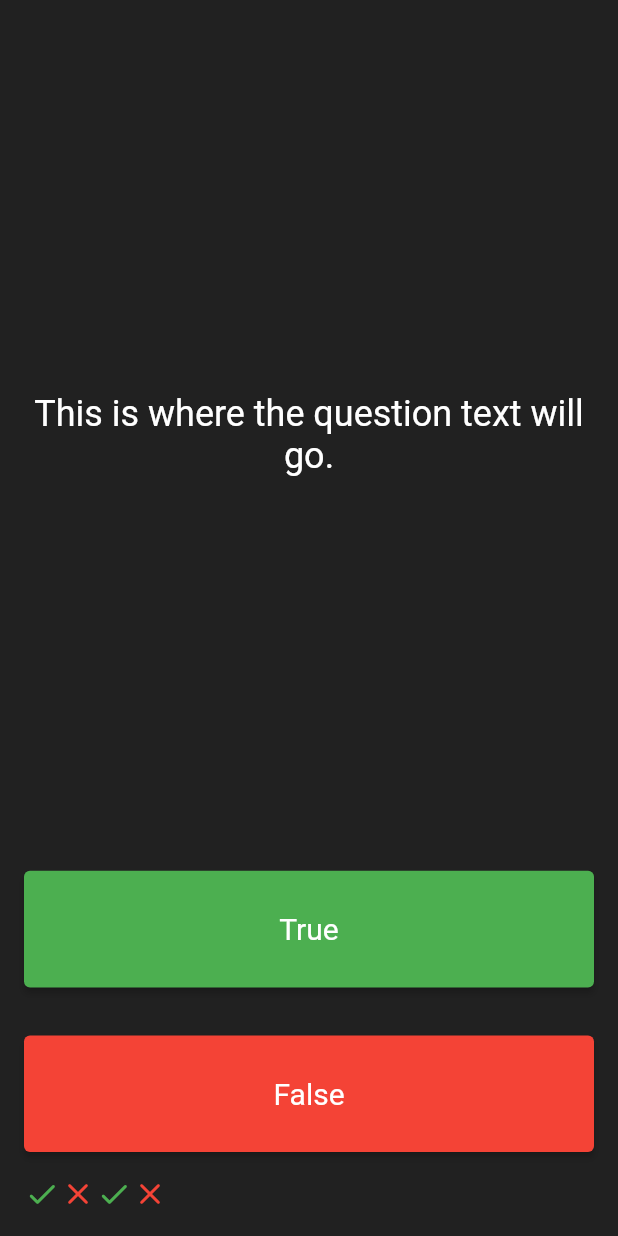
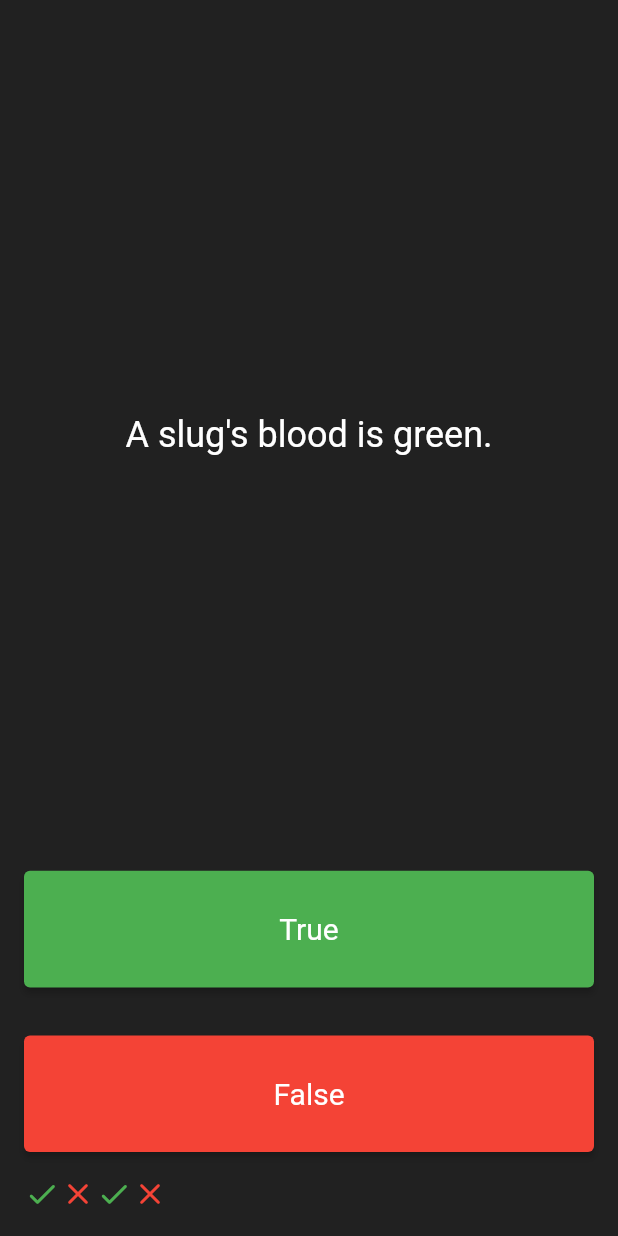
Before and after one commit to FadyFawzyOfficial/quizzler, a Flutter app: the screen it shows after launch, after a tap on "True", after a tap on "False", on a phone screen of 412 x 824 dp. Run offline on Flutter 3.47's test engine with Material 2 defaults, Android fonts, the phone set to English and light mode, and no system bars.

Commit message:
2. Display the Questions

```diff
--- a/lib/main.dart
+++ b/lib/main.dart
@@ -29,6 +29,14 @@ class QuizScreen extends StatefulWidget {
 }
 
 class _QuizScreenState extends State<QuizScreen> {
+  final questions = [
+    'You can lead a cow down stairs but not up stairs.',
+    'Approximately one quarter of human bones are in the feet.',
+    'A slug\'s blood is green.'
+  ];
+
+  int questionNumber = 0;
+
   List<AnswerIcon> scoreKeeper = [
     const AnswerIcon(isTrue: true),
     const AnswerIcon(isTrue: false),
@@ -39,15 +47,15 @@ class _QuizScreenState extends State<QuizScreen> {
     return Column(
       crossAxisAlignment: CrossAxisAlignment.stretch,
       children: [
-        const Expanded(
+        Expanded(
           flex: 5,
           child: Center(
             child: Padding(
-              padding: EdgeInsets.symmetric(vertical: 16),
+              padding: const EdgeInsets.symmetric(vertical: 16),
               child: Text(
-                'This is where the question text will go.',
+                questions[questionNumber],
                 textAlign: TextAlign.center,
-                style: TextStyle(
+                style: const TextStyle(
                   color: Colors.white,
                   fontSize: 24,
                 ),
@@ -58,14 +66,18 @@ class _QuizScreenState extends State<QuizScreen> {
         AnswerButton(
           label: 'True',
           color: Colors.green,
-          onPressed: () =>
-              setState(() => scoreKeeper.add(const AnswerIcon(isTrue: true))),
+          onPressed: () => setState(() {
+            questionNumber++;
+            scoreKeeper.add(const AnswerIcon(isTrue: true));
+          }),
         ),
         AnswerButton(
           label: 'False',
           color: Colors.red,
-          onPressed: () =>
-              setState(() => scoreKeeper.add(const AnswerIcon(isTrue: false))),
+          onPressed: () => setState(() {
+            questionNumber++;
+            scoreKeeper.add(const AnswerIcon(isTrue: false));
+          }),
         ),
         Row(
           children: scoreKeeper,
```
